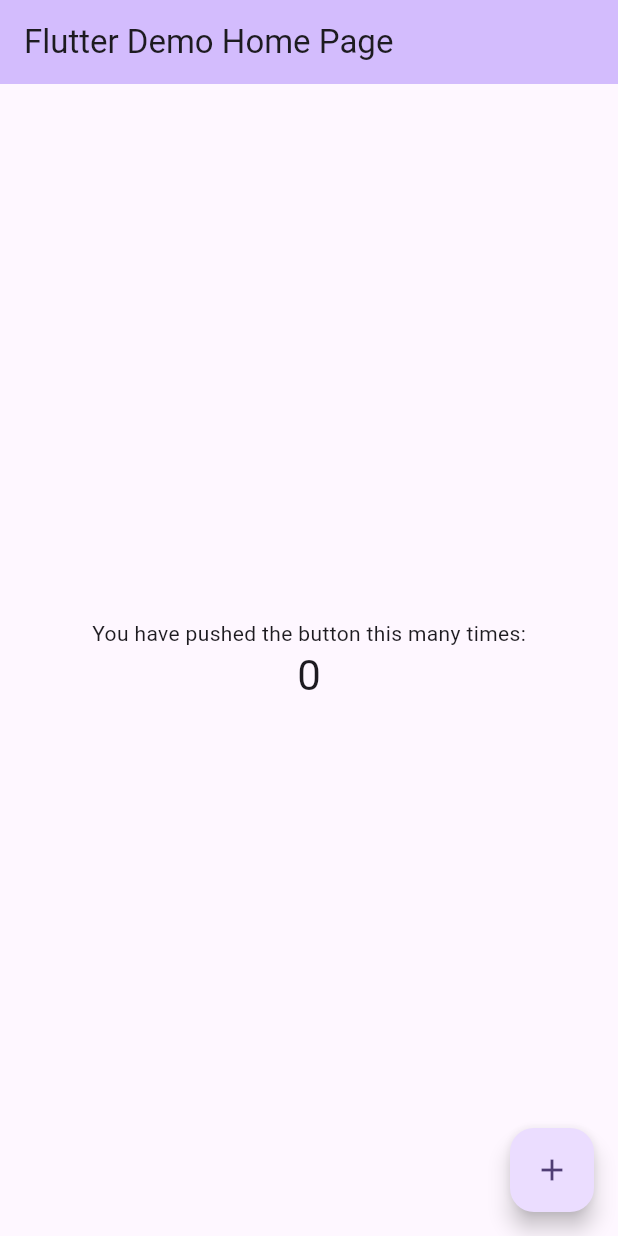
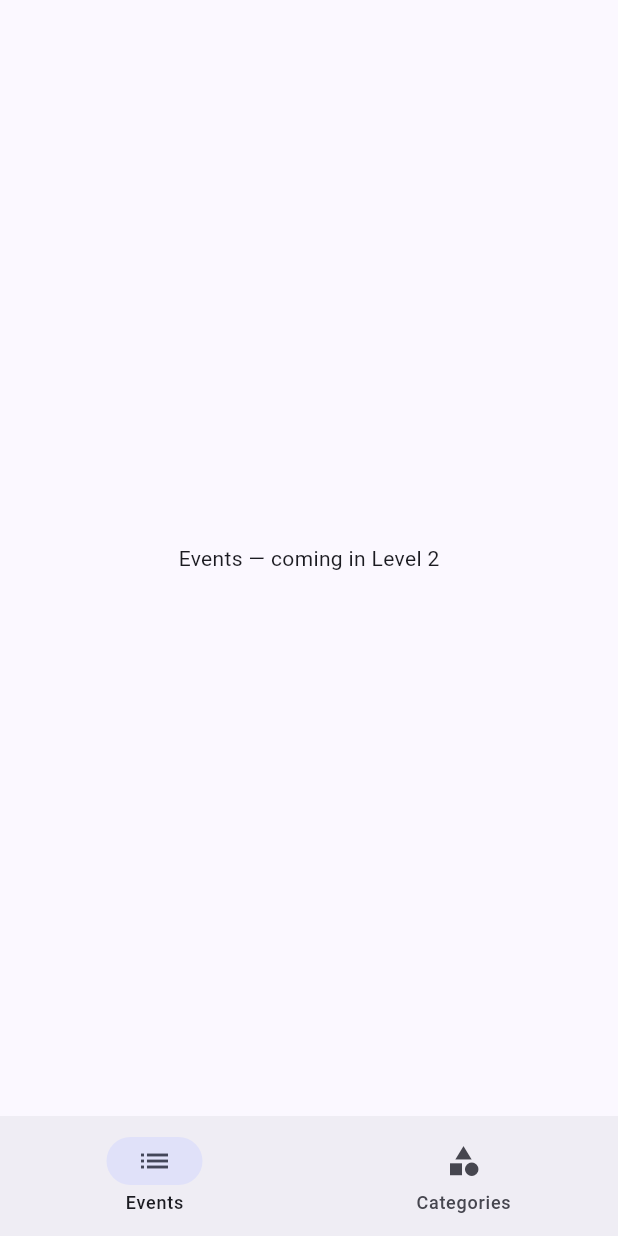
Before and after one commit to erickm32/event_log_app, a Flutter app: the screen it shows after launch, on a phone screen of 412 x 824 dp. Run offline on Flutter 3.47's test engine with Material 3 defaults, Android fonts, the phone set to English and light mode, and no system bars.

Commit message:
First level of development, creating an navigation bar for the screens, blank screens and the api service

```diff
--- /dev/null
+++ b/devtools_options.yaml
@@ -0,0 +1,3 @@
+description: This file stores settings for Dart & Flutter DevTools.
+documentation: https://docs.flutter.dev/tools/devtools/extensions#configure-extension-enablement-states
+extensions:
--- a/lib/main.dart
+++ b/lib/main.dart
@@ -1,121 +1,58 @@
 import 'package:flutter/material.dart';
+import 'package:provider/provider.dart';
+
+import 'screens/categories_screen.dart';
+import 'screens/events_screen.dart';
+import 'services/api_service.dart';
 
 void main() {
-  runApp(const MyApp());
+  runApp(
+    Provider(
+      create: (_) => ApiService(),
+      child: const App(),
+    ),
+  );
 }
 
-class MyApp extends StatelessWidget {
-  const MyApp({super.key});
+class App extends StatelessWidget {
+  const App({super.key});
 
-  // This widget is the root of your application.
   @override
   Widget build(BuildContext context) {
     return MaterialApp(
-      title: 'Flutter Demo',
+      title: 'Event Log',
       theme: ThemeData(
-        // This is the theme of your application.
-        //
-        // TRY THIS: Try running your application with "flutter run". You'll see
-        // the application has a purple toolbar. Then, without quitting the app,
-        // try changing the seedColor in the colorScheme below to Colors.green
-        // and then invoke "hot reload" (save your changes or press the "hot
-        // reload" button in a Flutter-supported IDE, or press "r" if you used
-        // the command line to start the app).
-        //
-        // Notice that the counter didn't reset back to zero; the application
-        // state is not lost during the reload. To reset the state, use hot
-        // restart instead.
-        //
-        // This works for code too, not just values: Most code changes can be
-        // tested with just a hot reload.
-        colorScheme: .fromSeed(seedColor: Colors.deepPurple),
+        colorScheme: ColorScheme.fromSeed(seedColor: Colors.indigo),
+        useMaterial3: true,
       ),
-      home: const MyHomePage(title: 'Flutter Demo Home Page'),
+      home: const Shell(),
     );
   }
 }
 
-class MyHomePage extends StatefulWidget {
-  const MyHomePage({super.key, required this.title});
-
-  // This widget is the home page of your application. It is stateful, meaning
-  // that it has a State object (defined below) that contains fields that affect
-  // how it looks.
-
-  // This class is the configuration for the state. It holds the values (in this
-  // case the title) provided by the parent (in this case the App widget) and
-  // used by the build method of the State. Fields in a Widget subclass are
-  // always marked "final".
-
-  final String title;
+class Shell extends StatefulWidget {
+  const Shell({super.key});
 
   @override
-  State<MyHomePage> createState() => _MyHomePageState();
+  State<Shell> createState() => _ShellState();
 }
 
-class _MyHomePageState extends State<MyHomePage> {
-  int _counter = 0;
+class _ShellState extends State<Shell> {
+  int _index = 0;
 
-  void _incrementCounter() {
-    setState(() {
-      // This call to setState tells the Flutter framework that something has
-      // changed in this State, which causes it to rerun the build method below
-      // so that the display can reflect the updated values. If we changed
-      // _counter without calling setState(), then the build method would not be
-      // called again, and so nothing would appear to happen.
-      _counter++;
-    });
-  }
+  static const _screens = [EventsScreen(), CategoriesScreen()];
 
   @override
   Widget build(BuildContext context) {
-    // This method is rerun every time setState is called, for instance as done
-    // by the _incrementCounter method above.
-    //
-    // The Flutter framework has been optimized to make rerunning build methods
-    // fast, so that you can just rebuild anything that needs updating rather
-    // than having to individually change instances of widgets.
     return Scaffold(
-      appBar: AppBar(
-        // TRY THIS: Try changing the color here to a specific color (to
-        // Colors.amber, perhaps?) and trigger a hot reload to see the AppBar
-        // change color while the other colors stay the same.
-        backgroundColor: Theme.of(context).colorScheme.inversePrimary,
-        // Here we take the value from the MyHomePage object that was created by
-        // the App.build method, and use it to set our appbar title.
-        title: Text(widget.title),
-      ),
-      body: Center(
-        // Center is a layout widget. It takes a single child and positions it
-        // in the middle of the parent.
-        child: Column(
-          // Column is also a layout widget. It takes a list of children and
-          // arranges them vertically. By default, it sizes itself to fit its
-          // children horizontally, and tries to be as tall as its parent.
-          //
-          // Column has various properties to control how it sizes itself and
-          // how it positions its children. Here we use mainAxisAlignment to
-          // center the children vertically; the main axis here is the vertical
-          // axis because Columns are vertical (the cross axis would be
-          // horizontal).
-          //
-          // TRY THIS: Invoke "debug painting" (choose the "Toggle Debug Paint"
-          // action in the IDE, or press "p" in the console), to see the
-          // wireframe for each widget.
-          mainAxisAlignment: .center,
-          children: [
-            const Text('You have pushed the button this many times:'),
-            Text(
-              '$_counter',
-              style: Theme.of(context).textTheme.headlineMedium,
-            ),
-          ],
-        ),
-      ),
-      floatingActionButton: FloatingActionButton(
-        onPressed: _incrementCounter,
-        tooltip: 'Increment',
-        child: const Icon(Icons.add),
+      body: _screens[_index],
+      bottomNavigationBar: NavigationBar(
+        selectedIndex: _index,
+        onDestinationSelected: (i) => setState(() => _index = i),
+        destinations: const [
+          NavigationDestination(icon: Icon(Icons.list), label: 'Events'),
+          NavigationDestination(icon: Icon(Icons.category), label: 'Categories'),
+        ],
       ),
     );
   }
--- /dev/null
+++ b/lib/models/event.dart
@@ -0,0 +1,40 @@
+class Event {
+  final int id;
+  final String name;
+  final int? categoryId;
+  final String? observation;
+  final DateTime? timestamp;
+  final String status;
+  final DateTime? processedAt;
+
+  const Event({
+    required this.id,
+    required this.name,
+    this.categoryId,
+    this.observation,
+    this.timestamp,
+    required this.status,
+    this.processedAt,
+  });
+
+  factory Event.fromJson(Map<String, dynamic> json) => Event(
+        id: json['id'] as int,
+        name: json['name'] as String,
+        categoryId: json['category_id'] as int?,
+        observation: json['observation'] as String?,
+        timestamp: json['timestamp'] != null
+            ? DateTime.parse(json['timestamp'] as String)
+            : null,
+        status: json['status'] as String,
+        processedAt: json['processed_at'] != null
+            ? DateTime.parse(json['processed_at'] as String)
+            : null,
+      );
+
+  Map<String, dynamic> toJson() => {
+        'name': name,
+        if (categoryId != null) 'category_id': categoryId,
+        if (observation != null) 'observation': observation,
+        if (timestamp != null) 'timestamp': timestamp!.toIso8601String(),
+      };
+}
--- /dev/null
+++ b/lib/screens/events_screen.dart
@@ -0,0 +1,12 @@
+import 'package:flutter/material.dart';
+
+class EventsScreen extends StatelessWidget {
+  const EventsScreen({super.key});
+
+  @override
+  Widget build(BuildContext context) {
+    return const Center(
+      child: Text('Events — coming in Level 2'),
+    );
+  }
+}
--- a/pubspec.yaml
+++ b/pubspec.yaml
@@ -31,9 +31,9 @@ dependencies:
   flutter:
     sdk: flutter
 
-  # The following adds the Cupertino Icons font to your application.
-  # Use with the CupertinoIcons class for iOS style icons.
   cupertino_icons: ^1.0.8
+  http: ^1.2.2
+  provider: ^6.1.2
 
 dev_dependencies:
   flutter_test:
```
Also changed, not shown: lib/models/category.dart (added, +13 -0 lines), lib/screens/categories_screen.dart (added, +12 -0 lines), lib/services/api_service.dart (added, +174 -0 lines), pubspec.lock, 2 other files.
